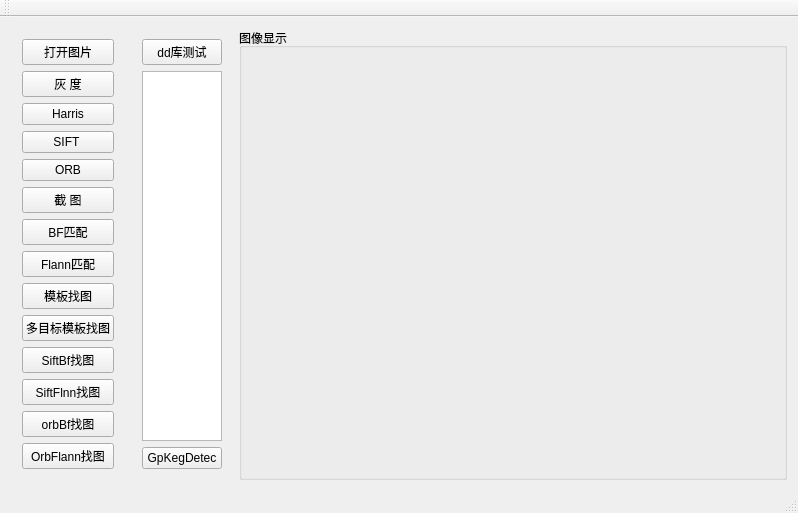
Old version of the form mainwindow.ui in the repository anonymeYan/opencv_test.
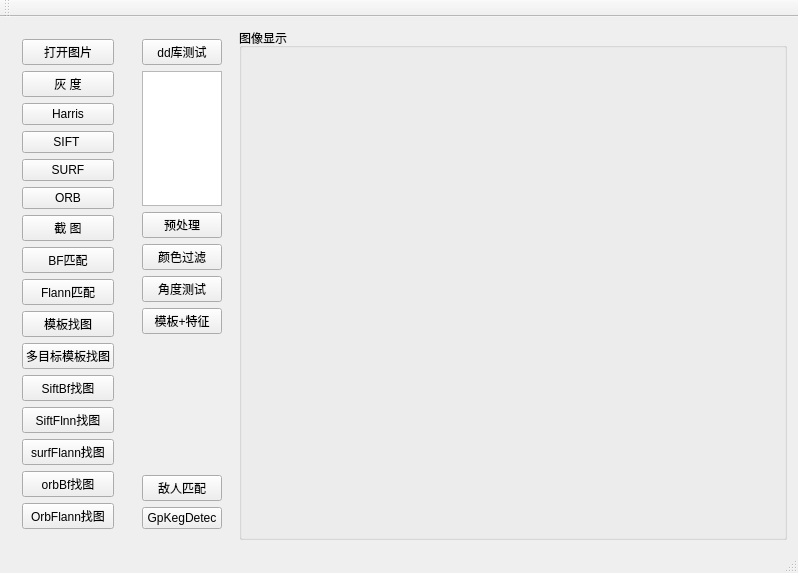
New version of the form.

Patch:
```diff
--- a/mainwindow.ui
+++ b/mainwindow.ui
@@ -7,7 +7,7 @@
     <x>0</x>
     <y>0</y>
     <width>798</width>
-    <height>489</height>
+    <height>547</height>
    </rect>
   </property>
   <property name="windowTitle">
@@ -46,6 +46,13 @@
          </property>
         </widget>
        </item>
+       <item>
+        <widget class="QPushButton" name="pushButton_18">
+         <property name="text">
+          <string>SURF</string>
+         </property>
+        </widget>
+       </item>
        <item>
         <widget class="QPushButton" name="pushButton_7">
          <property name="text">
@@ -102,6 +109,13 @@
          </property>
         </widget>
        </item>
+       <item>
+        <widget class="QPushButton" name="pushButton_17">
+         <property name="text">
+          <string>surfFlann找图</string>
+         </property>
+        </widget>
+       </item>
        <item>
         <widget class="QPushButton" name="pushButton_13">
          <property name="text">
@@ -121,7 +135,7 @@
     </item>
     <item>
      <widget class="QWidget" name="widget_2" native="true">
-      <layout class="QVBoxLayout" name="verticalLayout_2" stretch="1,10,1">
+      <layout class="QVBoxLayout" name="verticalLayout_2" stretch="1,5,0,0,0,0,5,0,1">
        <item>
         <widget class="QPushButton" name="pushButton_15">
          <property name="text">
@@ -132,6 +146,54 @@
        <item>
         <widget class="QTextEdit" name="textEdit_press"/>
        </item>
+       <item>
+        <widget class="QPushButton" name="pushButton_20">
+         <property name="text">
+          <string>预处理</string>
+         </property>
+        </widget>
+       </item>
+       <item>
+        <widget class="QPushButton" name="pushButton_22">
+         <property name="text">
+          <string>颜色过滤</string>
+         </property>
+        </widget>
+       </item>
+       <item>
+        <widget class="QPushButton" name="pushButton_23">
+         <property name="text">
+          <string>角度测试</string>
+         </property>
+        </widget>
+       </item>
+       <item>
+        <widget class="QPushButton" name="pushButton_21">
+         <property name="text">
+          <string>模板+特征</string>
+         </property>
+        </widget>
+       </item>
+       <item>
+        <spacer name="verticalSpacer">
+         <property name="orientation">
+          <enum>Qt::Vertical</enum>
+         </property>
+         <property name="sizeHint" stdset="0">
+          <size>
+           <width>20</width>
+           <height>40</height>
+          </size>
+         </property>
+        </spacer>
+       </item>
+       <item>
+        <widget class="QPushButton" name="pushButton_19">
+         <property name="text">
+          <string>敌人匹配</string>
+         </property>
+        </widget>
+       </item>
        <item>
         <widget class="QPushButton" name="pushButton_16">
          <property name="text">
```
